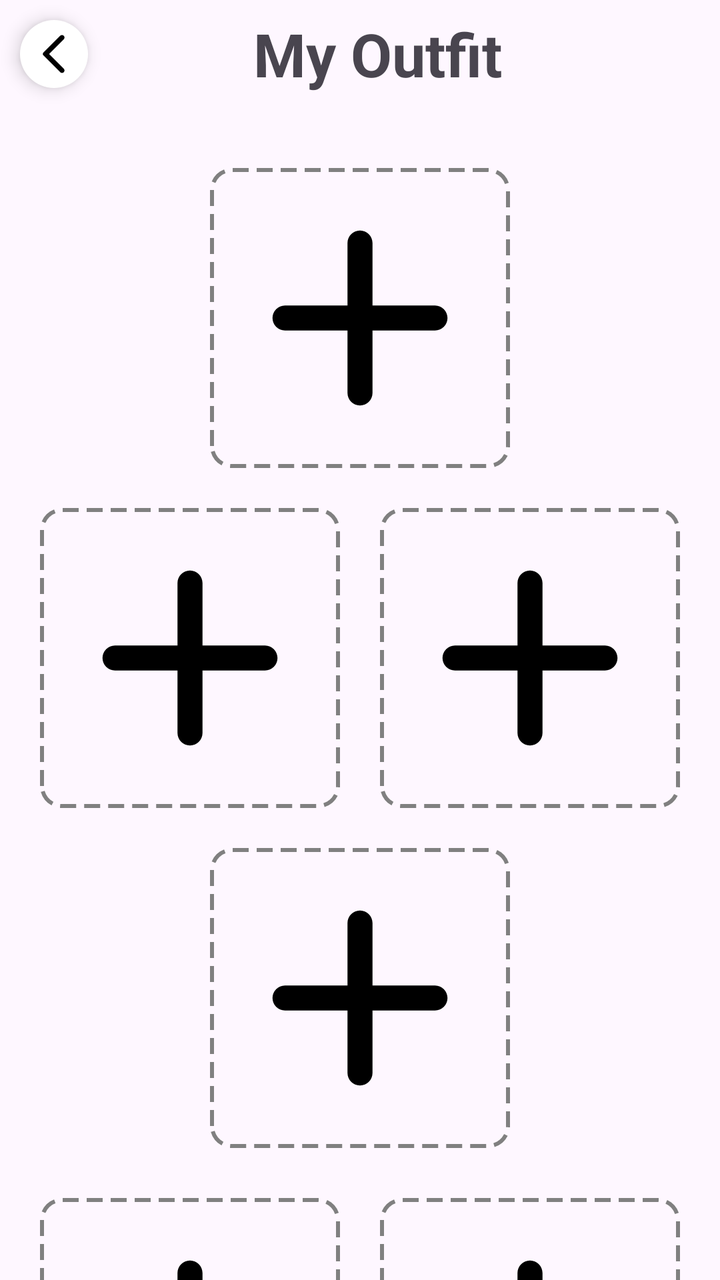
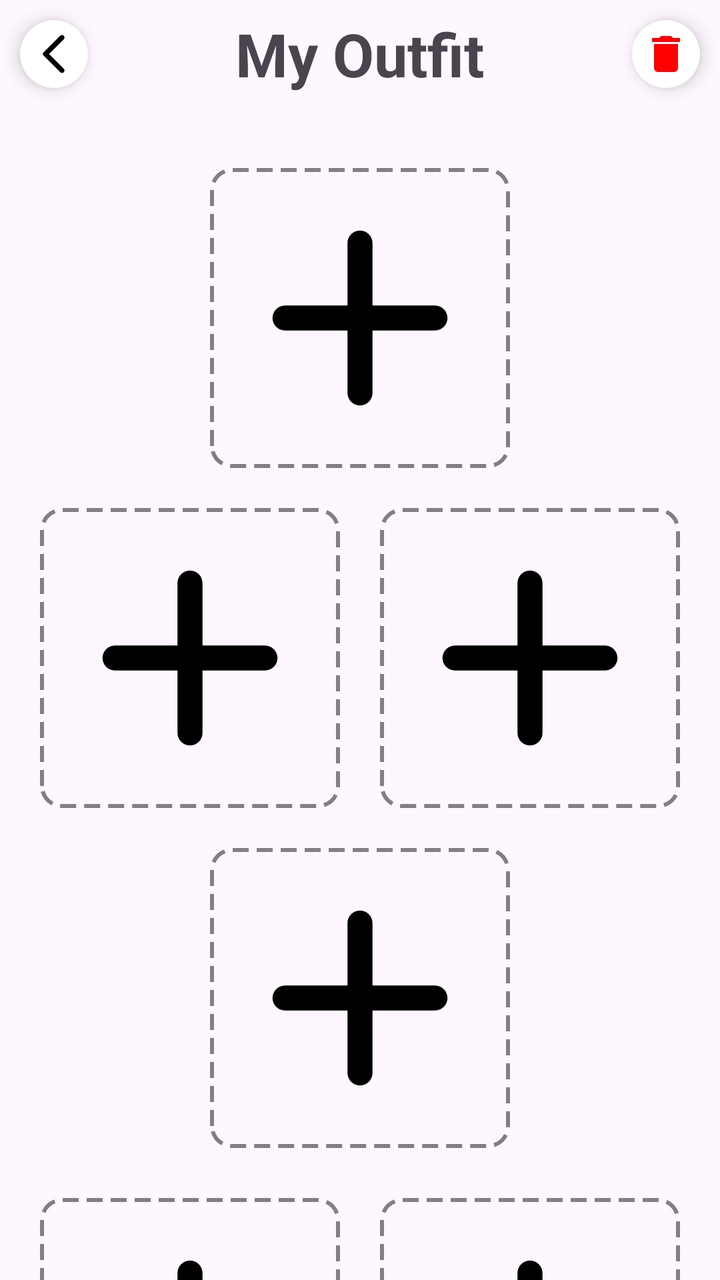

The first picture is an Android layout as it rendered before a commit; the second is the same layout after the commit. The layout source and the unified diff follow.
<!-- AndroidManifest.xml: application theme Theme.StyleWIZ_vol2 -->
<!-- res/layout/fragment_selected_outfit.xml -->
<?xml version="1.0" encoding="utf-8"?>
<ScrollView
xmlns:android="http://schemas.android.com/apk/res/android"
xmlns:tools="http://schemas.android.com/tools"
android:layout_width="match_parent"
android:layout_height="match_parent"
xmlns:app="http://schemas.android.com/apk/res-auto"
tools:context=".SelectedOutfitFragment"
android:scrollbars="none">



<LinearLayout
    android:layout_width="match_parent"
    android:layout_height="wrap_content"
    tools:context=".ShowOutfitFragment"
    android:orientation="vertical"
    android:gravity="center">

    <LinearLayout
        android:layout_width="match_parent"
        android:layout_height="wrap_content"
        android:id="@+id/navigation_top"
        android:orientation="horizontal"
        android:gravity="center_vertical">

        <ImageView
            android:layout_width="wrap_content"
            android:layout_height="wrap_content"
            android:id="@+id/back"
            android:layout_margin="10dp"
            android:padding="5dp"
            android:elevation="5dp"
            android:layout_gravity="center"
            android:background="@drawable/circle_shape"
            android:src="@drawable/round_arrow_back_24"/>

        <View
            android:layout_width="0dp"
            android:layout_height="0dp"
            android:layout_weight="2"/>

        <TextView
            android:layout_width="wrap_content"
            android:layout_height="wrap_content"
            android:text="My Outfit"
            android:textSize="30sp"
            android:textStyle="bold"
            android:layout_gravity="center" />
        <View
            android:layout_width="0dp"
            android:layout_height="0dp"
            android:layout_weight="3"/>


    </LinearLayout>


    
    <ImageView
        android:id="@+id/imgOuterwear"
        android:layout_width="150dp"
        android:layout_height="150dp"
        android:layout_marginTop="30dp"
        android:src="@drawable/round_add_24"
        android:background="@drawable/dashed_border"
        android:scaleType="centerCrop"
        android:contentDescription="Outerwear"
        android:clipToOutline="true"/>

    
    <GridLayout
        android:layout_width="wrap_content"
        android:layout_height="wrap_content"
        android:columnCount="2"
        android:rowCount="2"
        android:layout_marginTop="10dp"
        android:alignmentMode="alignMargins"
        android:rowOrderPreserved="false">

        <ImageView
            android:id="@+id/imgTop1"
            android:layout_width="150dp"
            android:layout_height="150dp"
            android:layout_margin="10dp"
            android:src="@drawable/round_add_24"
            android:background="@drawable/dashed_border"
            android:scaleType="centerCrop"
            android:contentDescription="First Top"
            android:layout_column="0"
            android:layout_row="1"
            android:clipToOutline="true"/>

        <ImageView
            android:id="@+id/imgTop2"
            android:layout_width="150dp"
            android:layout_height="150dp"
            android:layout_margin="10dp"
            android:src="@drawable/round_add_24"
            android:background="@drawable/dashed_border"
            android:scaleType="centerCrop"
            android:contentDescription="Second Top"
            android:layout_column="1"
            android:layout_row="1"
            android:clipToOutline="true"/>

        <ImageView
            android:id="@+id/imgBottom"
            android:layout_width="150dp"
            android:layout_height="150dp"
            android:layout_margin="10dp"
            android:src="@drawable/round_add_24"
            android:background="@drawable/dashed_border"
            android:scaleType="centerCrop"
            android:contentDescription="Bottom"
            android:layout_columnSpan="2"
            android:layout_gravity="center"
            android:layout_row="1"
            android:clipToOutline="true"/>
    </GridLayout>


    <LinearLayout
        android:layout_width="wrap_content"
        android:layout_height="wrap_content"
        android:orientation="horizontal"
        android:gravity="start"
        android:padding="5dp">


        <ImageView
            android:id="@+id/imgOnePiece"
            android:layout_width="150dp"
            android:layout_height="150dp"
            android:src="@drawable/round_add_24"
            android:layout_margin="10dp"
            android:background="@drawable/dashed_border"
            android:scaleType="centerCrop"
            android:contentDescription="Accessories"
            android:clipToOutline="true"/>
        <ImageView
            android:id="@+id/imgLayerOnePiece"
            android:layout_width="150dp"
            android:layout_height="150dp"
            android:src="@drawable/round_add_24"
            android:layout_margin="10dp"
            android:background="@drawable/dashed_border"
            android:scaleType="centerCrop"
            android:contentDescription="Accessories"
            android:clipToOutline="true"/>


    </LinearLayout>

    
    <ImageView
        android:id="@+id/imgShoes"
        android:layout_width="150dp"
        android:layout_height="150dp"
        android:src="@drawable/round_add_24"
        android:background="@drawable/dashed_border"
        android:scaleType="centerCrop"
        android:contentDescription="Shoes"
        android:clipToOutline="true"/>

    <LinearLayout
        android:layout_width="wrap_content"
        android:layout_height="wrap_content"
        android:orientation="horizontal"
        android:gravity="start"
        android:padding="5dp">


        <ImageView
            android:id="@+id/imgAccessory1"
            android:layout_width="150dp"
            android:layout_height="150dp"
            android:src="@drawable/round_add_24"
            android:layout_margin="10dp"
            android:background="@drawable/dashed_border"
            android:scaleType="centerCrop"
            android:contentDescription="Accessory 1"
            android:clipToOutline="true"/>
        <ImageView
            android:id="@+id/imgAccessory2"
            android:layout_width="150dp"
            android:layout_height="150dp"
            android:src="@drawable/round_add_24"
            android:layout_margin="10dp"
            android:background="@drawable/dashed_border"
            android:scaleType="centerCrop"
            android:contentDescription="Accessory 2"
            android:clipToOutline="true"/>

    </LinearLayout>

</LinearLayout>

</ScrollView>
<!-- resources referenced by this layout -->
<resources>
  <!-- drawable circle_shape (drawable) -->
  <?xml version="1.0" encoding="utf-8"?>
  <shape xmlns:android="http://schemas.android.com/apk/res/android">
      <solid android:color="#FFFFFF" /> 
      <corners android:radius="50dp" /> 
  </shape>
  <!-- drawable dashed_border (drawable) -->
  <?xml version="1.0" encoding="utf-8"?>
  <shape xmlns:android="http://schemas.android.com/apk/res/android"
      android:shape="rectangle">
  
      <stroke
          android:width="2dp"
          android:color="#808080"
          android:dashWidth="8dp"
          android:dashGap="4dp"/>
  
      <solid android:color="@android:color/transparent"/>
  
  
      <corners android:radius="10dp"/>
  </shape>
  <!-- drawable round_add_24 (drawable) -->
  <vector android:height="24dp" android:tint="#000000"
      android:viewportHeight="24" android:viewportWidth="24"
      android:width="24dp" xmlns:android="http://schemas.android.com/apk/res/android">
      <path android:fillColor="@android:color/white" android:pathData="M18,13h-5v5c0,0.55 -0.45,1 -1,1s-1,-0.45 -1,-1v-5H6c-0.55,0 -1,-0.45 -1,-1s0.45,-1 1,-1h5V6c0,-0.55 0.45,-1 1,-1s1,0.45 1,1v5h5c0.55,0 1,0.45 1,1s-0.45,1 -1,1z"/>
  </vector>
  <!-- drawable round_arrow_back_24 (drawable) -->
  <vector android:height="24dp" android:tint="#000000"
      android:viewportHeight="24" android:viewportWidth="24"
      android:width="24dp" xmlns:android="http://schemas.android.com/apk/res/android">
      <path android:fillColor="@android:color/white" android:pathData="M16.88,2.88L16.88,2.88c-0.49,-0.49 -1.28,-0.49 -1.77,0l-8.41,8.41c-0.39,0.39 -0.39,1.02 0,1.41l8.41,8.41c0.49,0.49 1.28,0.49 1.77,0l0,0c0.49,-0.49 0.49,-1.28 0,-1.77L9.54,12l7.35,-7.35C17.37,4.16 17.37,3.37 16.88,2.88z"/>
  </vector>
  <style name="Theme.StyleWIZ_vol2" parent="Base.Theme.StyleWIZ_vol2" />
  <style name="Base.Theme.StyleWIZ_vol2" parent="Theme.Material3.DayNight.NoActionBar">
          
          
      </style>
</resources>

<!-- the commit's change to res/layout/fragment_selected_outfit.xml (unified diff, before → after) -->
@@ -38,7 +38,7 @@ android:scrollbars="none">
         <View
             android:layout_width="0dp"
             android:layout_height="0dp"
-            android:layout_weight="2"/>
+            android:layout_weight="1"/>
 
         <TextView
             android:layout_width="wrap_content"
@@ -47,11 +47,23 @@ android:scrollbars="none">
             android:textSize="30sp"
             android:textStyle="bold"
             android:layout_gravity="center" />
+
         <View
             android:layout_width="0dp"
             android:layout_height="0dp"
-            android:layout_weight="3"/>
-
+            android:layout_weight="1"/>
+
+        <ImageView
+            android:layout_width="wrap_content"
+            android:layout_height="wrap_content"
+            android:id="@+id/deleteOutfit"
+            android:layout_margin="10dp"
+            android:padding="5dp"
+            android:elevation="5dp"
+            android:layout_gravity="center"
+            android:background="@drawable/circle_shape"
+            android:src="@drawable/baseline_delete_24"
+            app:tint="@color/red"/>
 
     </LinearLayout>
 
<!-- resource entries referenced after the edit -->
@@ -1,5 +1,12 @@
 <!-- resources referenced by this layout -->
 <resources>
+  <color name="red">#FF0000</color>
+  <!-- drawable baseline_delete_24 (drawable) -->
+  <vector android:height="24dp" android:tint="#000000"
+      android:viewportHeight="24" android:viewportWidth="24"
+      android:width="24dp" xmlns:android="http://schemas.android.com/apk/res/android">
+      <path android:fillColor="@android:color/white" android:pathData="M6,19c0,1.1 0.9,2 2,2h8c1.1,0 2,-0.9 2,-2V7H6v12zM19,4h-3.5l-1,-1h-5l-1,1H5v2h14V4z"/>
+  </vector>
   <!-- drawable circle_shape (drawable) -->
   <?xml version="1.0" encoding="utf-8"?>
   <shape xmlns:android="http://schemas.android.com/apk/res/android">
